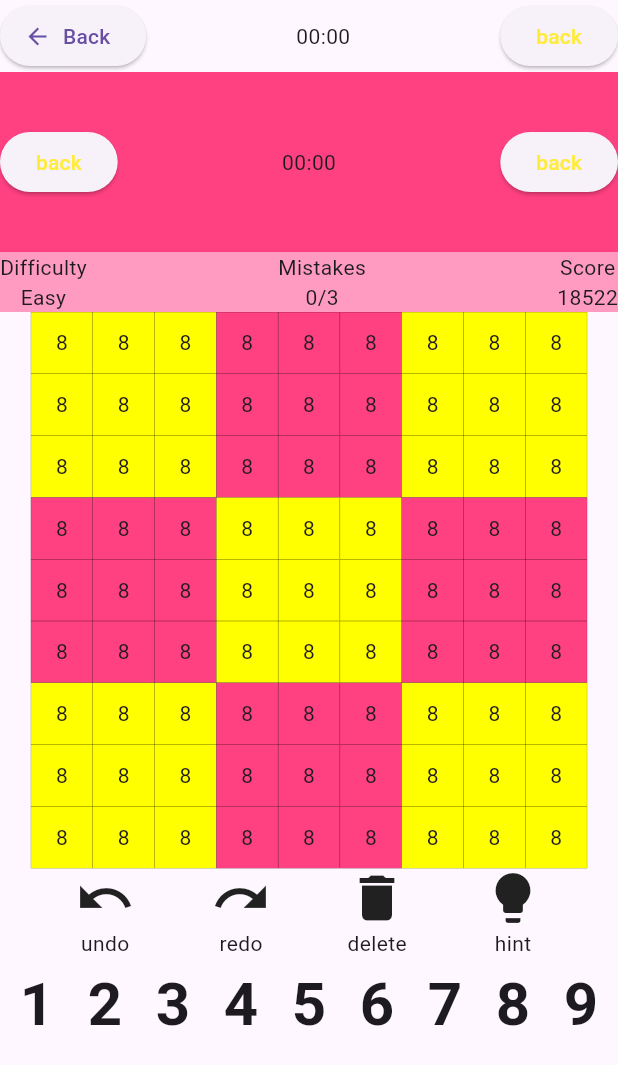
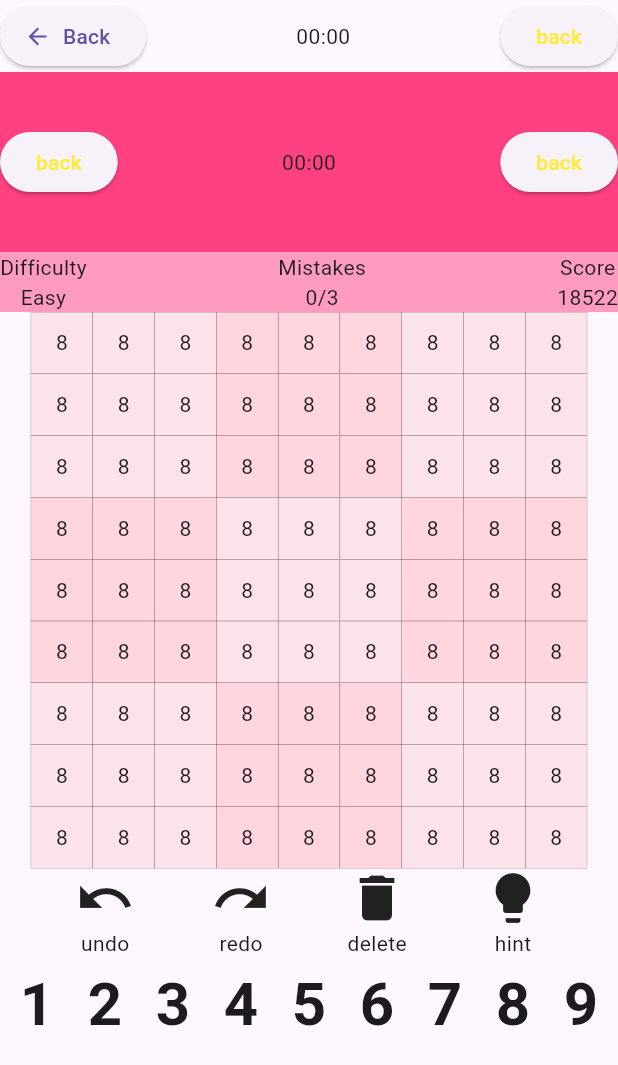
Before and after one commit to hungnh219/SudokuApp, a Flutter app: the HomePage screen opened directly, after a tap on "continue", on a phone screen of 412 x 824 dp. Shown: the top 1065 px of the screen. Run offline on Flutter 3.47's test engine with Material 3 defaults, Android fonts, the phone set to English and light mode, and no system bars; our stand-ins replace flutter_bloc.

Commit message:
[add] colors & update generate algorithm

```diff
--- a/lib/data/model/sudoku.dart
+++ b/lib/data/model/sudoku.dart
@@ -9,8 +9,10 @@ class Sudoku {
 List<List<int>> generateBoard() {
   // int ranNumber = 1 + (0).toInt();
   // int ranNumber = 1 + Random().nextInt(9);
+  int ranNumber = 1 + Random().nextInt(1000);
 
-  return List.generate(9, (i) => List.generate(9, (j) => 1 + Random().nextInt(9)));
+  // return List.generate(9, (i) => List.generate(9, (j) => 1 + Random().nextInt(9)));
+  return List.generate(9, (i) => List.generate(9, (j) => Random().nextInt(1000) % 2 == 0 ? 1 + Random().nextInt(9) : 0));
 }
 
 List<List<int>> easySudoku = generateBoard();
--- a/lib/presentation/screens/game/widget/game_board.dart
+++ b/lib/presentation/screens/game/widget/game_board.dart
@@ -6,6 +6,7 @@ import 'package:sudoku/bloc/cell/cell_tapped_event.dart';
 import 'package:sudoku/bloc/cell/cell_tapped_state.dart';
 import 'package:sudoku/bloc/game/game_bloc.dart';
 import 'package:sudoku/bloc/game/game_state.dart';
+import 'package:sudoku/utils/my_color.dart';
 
 class GameBoard extends StatelessWidget {
   const GameBoard({super.key});
@@ -29,8 +30,8 @@ class GameBoard extends StatelessWidget {
               for (int j = 0; j < 3; j++)
                 Container(
                   color: ((i + j) % 2 == 0)
-                      ? Colors.yellowAccent
-                      : Colors.pinkAccent,
+                      ? Color(ColorApp().pink_white)
+                      : Color(ColorApp().pink_light),
                   // child: Center(child: Text('0')),
                 )
           ],
--- a/lib/utils/my_color.dart
+++ b/lib/utils/my_color.dart
@@ -0,0 +1,4 @@
+class ColorApp {
+  final int pink_white = 0xFFFCE3E9;
+  final int pink_light = 0xFFFFD5DE;
+}
--- a/task.txt
+++ b/task.txt
@@ -15,6 +15,9 @@
 - using git
 - learn oop, dart
 
+- dart:
+    + list (list.generate)
+
 - algorithms:
     + backtracking
     + how to generate sudoku puzzle
```
Also changed, not shown: lib/utils/my_string_style.dart (added), lib/utils/my_style.dart (deleted).
